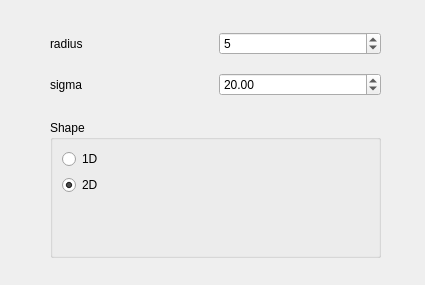
KDE/krita, file krita/plugins/paintops/hairy/wdgshapeoptions.ui: the form before one commit.
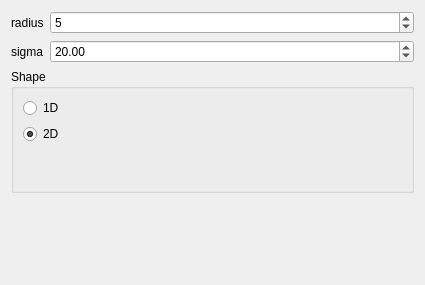
The form after the commit.

Commit message: Changed the UI which contains labels and textfields into QFormLayout to set alignment issues

Diff of the .ui file:
```diff
--- a/krita/plugins/paintops/hairy/wdgshapeoptions.ui
+++ b/krita/plugins/paintops/hairy/wdgshapeoptions.ui
@@ -22,16 +22,9 @@
     <height>285</height>
    </size>
   </property>
-  <widget class="QWidget" name="layoutWidget">
-   <property name="geometry">
-    <rect>
-     <x>50</x>
-     <y>20</y>
-     <width>331</width>
-     <height>89</height>
-    </rect>
-   </property>
-   <layout class="QGridLayout" name="gridLayout">
+  <layout class="QVBoxLayout" name="verticalLayout">
+   <item>
+    <layout class="QFormLayout" name="formLayout">
     <item row="0" column="0">
      <widget class="QLabel" name="radiusLabel">
       <property name="text">
@@ -61,16 +54,8 @@
      </widget>
     </item>
    </layout>
-  </widget>
-  <widget class="QWidget" name="layoutWidget">
-   <property name="geometry">
-    <rect>
-     <x>50</x>
-     <y>120</y>
-     <width>331</width>
-     <height>138</height>
-    </rect>
-   </property>
+   </item>
+   <item>
    <layout class="QGridLayout" name="gridLayout_2">
     <item row="0" column="0">
      <widget class="QGroupBox" name="shapeGroup">
@@ -115,7 +100,21 @@
      </widget>
     </item>
    </layout>
-  </widget>
+   </item>
+   <item>
+    <spacer name="verticalSpacer">
+     <property name="orientation">
+      <enum>Qt::Vertical</enum>
+     </property>
+     <property name="sizeHint" stdset="0">
+      <size>
+       <width>20</width>
+       <height>83</height>
+      </size>
+     </property>
+    </spacer>
+   </item>
+  </layout>
  </widget>
  <resources/>
  <connections/>
```
Lines whose indentation alone changed are shown as unchanged. The commit also changes 91 other files.
